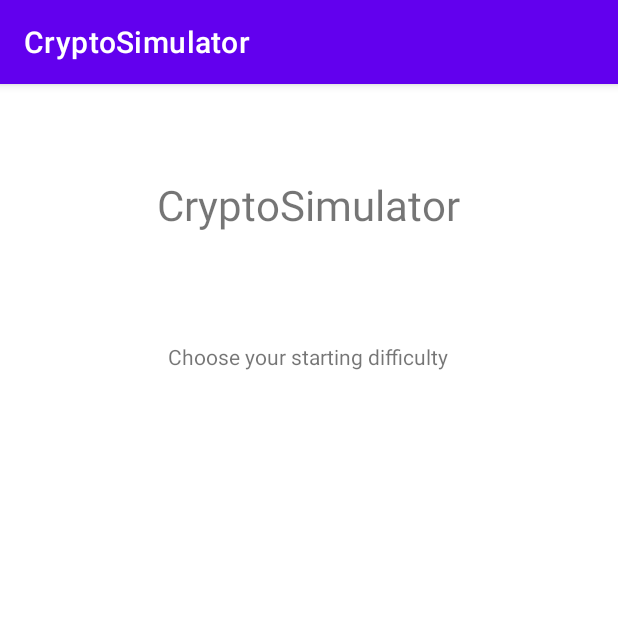
After one commit to VidKreca/CryptoSimulator, an Android app: the DifficultyActivity screen opened directly, with no data from a screen before it, on a phone screen of 412 x 824 dp, the top half of it. The commit adds this screen. Run offline under Robolectric (Android 15) with nearby library versions, the phone set to English and light mode, and no system bars; our stand-ins replace Volley; network calls fail.

Commit message:
Added initial difficulty selection screen and API endpoints for it

```diff
--- a/CryptoSimulator/app/src/main/AndroidManifest.xml
+++ b/CryptoSimulator/app/src/main/AndroidManifest.xml
@@ -11,7 +11,8 @@
         android:supportsRtl="true"
         android:theme="@style/Theme.CryptoSimulator"
         android:usesCleartextTraffic="true">
-        <activity android:name=".SingleActivity"></activity>
+        <activity android:name=".DifficultyActivity"></activity>
+        <activity android:name=".SingleActivity" />
         <activity android:name=".MainActivity">
             <intent-filter>
                 <action android:name="android.intent.action.MAIN" />
--- a/CryptoSimulator/app/src/main/java/com/vidkreca/cryptosimulator/CryptocurrencyAdapter.java
+++ b/CryptoSimulator/app/src/main/java/com/vidkreca/cryptosimulator/CryptocurrencyAdapter.java
@@ -55,7 +55,7 @@ public class CryptocurrencyAdapter extends RecyclerView.Adapter<CryptocurrencyAd
             holder.price.setText(Double.toString(tmp.getPrice()) + "€");    // TODO - change € to selected FIAT
 
             // Load icon image into imageview using Picasso
-            String imageUrl = API.baseUrl + "/img/" + tmp.getSymbol().toLowerCase() + ".png";
+            String imageUrl = API.url + "/img/" + tmp.getSymbol().toLowerCase() + ".png";
             Picasso.with(holder.icon.getContext()).load(imageUrl)
                     .centerCrop()
                     .fit()
--- /dev/null
+++ b/CryptoSimulator/app/src/main/java/com/vidkreca/cryptosimulator/DifficultyActivity.java
@@ -0,0 +1,72 @@
+package com.vidkreca.cryptosimulator;
+
+import androidx.appcompat.app.AppCompatActivity;
+import androidx.recyclerview.widget.LinearLayoutManager;
+import androidx.recyclerview.widget.RecyclerView;
+
+import android.content.Intent;
+import android.os.Bundle;
+import android.view.View;
+import android.widget.Toast;
+
+import com.vidkreca.data.ProtocolMessages.Difficulty;
+import com.vidkreca.data.ProtocolMessages.List;
+import com.vidkreca.data.ProtocolMessages.Options;
+
+import java.util.ArrayList;
+import java.util.Arrays;
+
+public class DifficultyActivity extends AppCompatActivity {
+
+    private App app;
+    private API api;
+
+    private ArrayList<Difficulty> difficulties;
+    private DifficultyAdapter adapter;
+
+    private RecyclerView difficulty_rv;
+
+    @Override
+    protected void onCreate(Bundle savedInstanceState) {
+        super.onCreate(savedInstanceState);
+        setContentView(R.layout.activity_difficulty);
+
+        app = (App)getApplication();
+        api = new API(getApplicationContext());
+
+        // Assign UI elements
+        difficulty_rv = findViewById(R.id.difficulty_recyclerview);
+
+        GetData();
+    }
+
+
+    private void GetData() {
+        api.GetList(new VolleyCallBack() {
+            @Override
+            public void onSuccess(String json) {
+                Options response = API.gson.fromJson(json, Options.class);
+
+                difficulties = new ArrayList<>(Arrays.asList(response.startingDifficulties));
+            }
+
+            @Override
+            public void onError(String message) {
+                Toast.makeText(getBaseContext(), "Could not retrieve options.\n"+message, Toast.LENGTH_LONG).show();
+            }
+        });
+    }
+
+
+    private void InitAdapter() {
+        adapter = new DifficultyAdapter(app, (Difficulty[])difficulties.toArray(), new DifficultyAdapter.OnItemClickListener() {
+            @Override
+            public void onItemClick(View itemView, int position) {
+                Difficulty chosenDifficulty = difficulties.get(position);
+            }
+        });
+
+        difficulty_rv.setAdapter(adapter);
+        difficulty_rv.setLayoutManager(new LinearLayoutManager(this));
+    }
+}
--- /dev/null
+++ b/CryptoSimulator/app/src/main/res/layout/activity_difficulty.xml
@@ -0,0 +1,85 @@
+<?xml version="1.0" encoding="utf-8"?>
+<androidx.constraintlayout.widget.ConstraintLayout xmlns:android="http://schemas.android.com/apk/res/android"
+    xmlns:app="http://schemas.android.com/apk/res-auto"
+    xmlns:tools="http://schemas.android.com/tools"
+    android:layout_width="match_parent"
+    android:layout_height="match_parent"
+    tools:context=".DifficultyActivity">
+
+    <TextView
+        android:id="@+id/textView2"
+        android:layout_width="wrap_content"
+        android:layout_height="wrap_content"
+        android:text="CryptoSimulator"
+        android:textSize="@dimen/font_size_large"
+        app:layout_constraintEnd_toStartOf="@+id/guideline6"
+        app:layout_constraintHorizontal_bias="0.498"
+        app:layout_constraintStart_toStartOf="@+id/guideline7"
+        app:layout_constraintTop_toTopOf="@+id/guideline8" />
+
+    <TextView
+        android:id="@+id/textView3"
+        android:layout_width="wrap_content"
+        android:layout_height="wrap_content"
+        android:text="Choose your starting difficulty"
+        app:layout_constraintBottom_toTopOf="@+id/guideline10"
+        app:layout_constraintEnd_toStartOf="@+id/guideline6"
+        app:layout_constraintHorizontal_bias="0.498"
+        app:layout_constraintStart_toStartOf="@+id/guideline7"
+        app:layout_constraintTop_toBottomOf="@+id/textView2"
+        app:layout_constraintVertical_bias="0.65" />
+
+    <androidx.constraintlayout.widget.Barrier
+        android:id="@+id/barrier4"
+        android:layout_width="wrap_content"
+        android:layout_height="wrap_content"
+        android:layout_marginBottom="634dp"
+        app:barrierDirection="bottom"
+        app:constraint_referenced_ids="textView2"
+        app:layout_constraintBottom_toBottomOf="parent" />
+
+    <androidx.constraintlayout.widget.Guideline
+        android:id="@+id/guideline9"
+        android:layout_width="wrap_content"
+        android:layout_height="wrap_content"
+        android:orientation="horizontal"
+        app:layout_constraintGuide_percent="0.9" />
+
+    <androidx.constraintlayout.widget.Guideline
+        android:id="@+id/guideline6"
+        android:layout_width="wrap_content"
+        android:layout_height="wrap_content"
+        android:orientation="vertical"
+        app:layout_constraintGuide_percent="0.9" />
+
+    <androidx.constraintlayout.widget.Guideline
+        android:id="@+id/guideline7"
+        android:layout_width="wrap_content"
+        android:layout_height="wrap_content"
+        android:orientation="vertical"
+        app:layout_constraintGuide_begin="41dp" />
+
+    <androidx.constraintlayout.widget.Guideline
+        android:id="@+id/guideline8"
+        android:layout_width="wrap_content"
+        android:layout_height="wrap_content"
+        android:orientation="horizontal"
+        app:layout_constraintGuide_percent="0.08" />
+
+    <androidx.constraintlayout.widget.Guideline
+        android:id="@+id/guideline10"
+        android:layout_width="wrap_content"
+        android:layout_height="wrap_content"
+        android:orientation="horizontal"
+        app:layout_constraintGuide_percent="0.3" />
+
+    <androidx.recyclerview.widget.RecyclerView
+        android:id="@+id/difficulty_recyclerview"
+        android:layout_width="match_parent"
+        android:layout_height="match_parent"
+        app:layout_constraintTop_toBottomOf="@id/guideline10"
+        app:layout_constraintBottom_toTopOf="@id/guideline9"
+        app:layout_constraintEnd_toStartOf="@id/guideline6"
+        app:layout_constraintStart_toStartOf="@id/guideline7" />
+
+</androidx.constraintlayout.widget.ConstraintLayout>
--- /dev/null
+++ b/CryptoSimulator/data/src/main/java/com/vidkreca/data/ProtocolMessages/Difficulty.java
@@ -0,0 +1,6 @@
+package com.vidkreca.data.ProtocolMessages;
+
+public class Difficulty {
+    public String difficulty;
+    public int balance;
+}
--- /dev/null
+++ b/CryptoSimulator/data/src/main/java/com/vidkreca/data/ProtocolMessages/Options.java
@@ -0,0 +1,6 @@
+package com.vidkreca.data.ProtocolMessages;
+
+public class Options {
+    public boolean success;
+    public Difficulty[] startingDifficulties;
+}
```
Also changed, not shown: CryptoSimulator/app/src/main/java/com/vidkreca/cryptosimulator/API.java (+10 -6 lines), CryptoSimulator/app/src/main/java/com/vidkreca/cryptosimulator/DifficultyAdapter.java (added, +94 -0 lines), CryptoSimulator/app/src/main/res/layout/difficulty.xml (added, +27 -0 lines), 3 other files.
